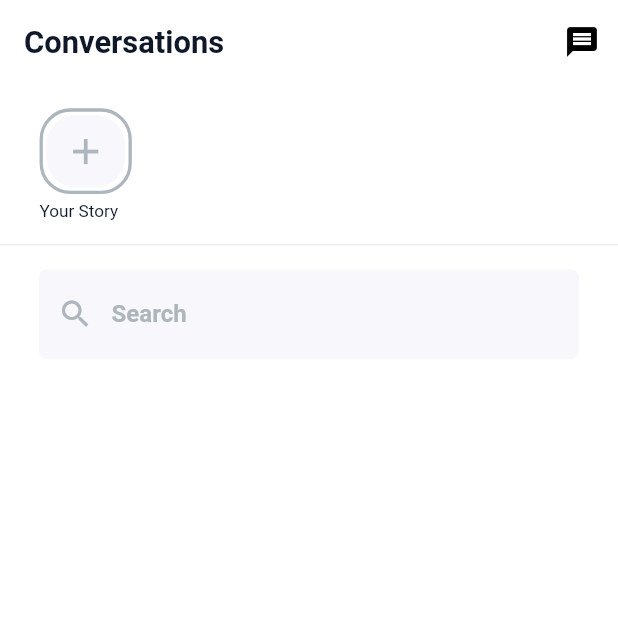
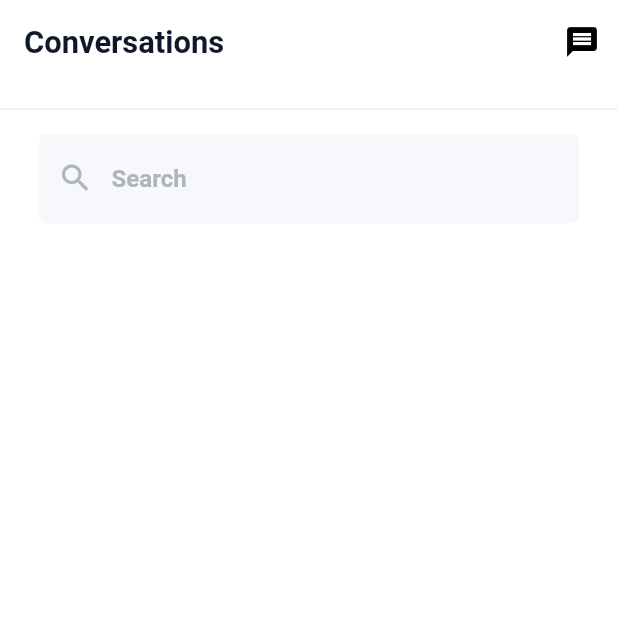
Before and after one commit to ShohjahonMurodov/default_homework_project, a Flutter app: the ContactScreen screen opened directly, on a phone screen of 412 x 824 dp, the top half of it. Run offline on Flutter 3.47's test engine with Material 3 defaults, Android fonts, the phone set to English and light mode, and no system bars; our stand-ins replace cloud_firestore, firebase_auth, firebase_core, firebase_storage, flutter_bloc, flutter_screenutil and 2 more; accounts and stored records are empty.

Commit message:
Buldi, SOLID prinsiplariga etibor bersam boldi :)

```diff
--- a/lib/main.dart
+++ b/lib/main.dart
@@ -7,13 +7,15 @@ import 'package:homework/bloc/auth/auth_bloc.dart';
 import 'package:homework/screens/auth/login/login_screen.dart';
 import 'package:homework/view/image_view_model.dart';
 import 'package:provider/provider.dart';
-import 'services/firebase_options.dart';
+import 'firebase_options.dart';
 
 Future<void> main() async {
   WidgetsFlutterBinding.ensureInitialized();
+
   await Firebase.initializeApp(
     options: DefaultFirebaseOptions.currentPlatform,
   );
+
   runApp(const MyApp());
 }
 
--- a/lib/screens/contacts/contact_screen.dart
+++ b/lib/screens/contacts/contact_screen.dart
@@ -3,7 +3,6 @@ import 'package:firebase_auth/firebase_auth.dart';
 import 'package:flutter/material.dart';
 import 'package:flutter_screenutil/flutter_screenutil.dart';
 import 'package:homework/screens/contacts/widgets/contact_items.dart';
-import 'package:homework/screens/contacts/widgets/history_items.dart';
 import 'package:homework/screens/messages/message_screen.dart';
 import 'package:homework/utils/app_colors.dart';
 import 'package:homework/utils/size_utils.dart';
@@ -60,70 +59,6 @@ class _ContactScreenState extends State<ContactScreen> {
             return Column(
               crossAxisAlignment: CrossAxisAlignment.start,
               children: [
-                16.getH(),
-                SingleChildScrollView(
-                  scrollDirection: Axis.horizontal,
-                  child: Row(
-                    children: [
-                      24.getW(),
-                      Container(
-                        margin: EdgeInsets.only(right: 16.w),
-                        width: 56.w,
-                        child: Column(
-                          crossAxisAlignment: CrossAxisAlignment.start,
-                          children: [
-                            Container(
-                              padding: EdgeInsets.symmetric(
-                                  horizontal: 2.w, vertical: 2.h),
-                              decoration: BoxDecoration(
-                                borderRadius: BorderRadius.circular(18.r),
-                                border: Border.all(
-                                  width: 2.w,
-                                  color: const Color(0xFFADB5BD),
-                                ),
-                              ),
-                              child: ClipRRect(
-                                borderRadius: BorderRadius.circular(18.r),
-                                child: Container(
-                                  width: 48.w,
-                                  height: 48.h,
-                                  color: const Color(0xFFF7F7FC),
-                                  child: Icon(
-                                    Icons.add,
-                                    size: 25.sp,
-                                    color: const Color(0xFFADB5BD),
-                                  ),
-                                ),
-                              ),
-                            ),
-                            4.getH(),
-                            Text(
-                              textAlign: TextAlign.center,
-                              "Your Story",
-                              maxLines: 1,
-                              overflow: TextOverflow.ellipsis,
-                              style: TextStyle(
-                                color: const Color(0xFF0F1828),
-                                fontSize: 10.sp,
-                                fontWeight: FontWeight.w400,
-                              ),
-                            )
-                          ],
-                        ),
-                      ),
-                      ...List.generate(
-                        snapshot.data!.docs.length,
-                        (index) {
-                          var data = snapshot.data!.docs[index];
-                          return HistoryItems(
-                            title: data['name'],
-                            image: data['image_url'],
-                          );
-                        },
-                      ),
-                    ],
-                  ),
-                ),
                 16.getH(),
                 Container(
                   width: double.infinity,
--- a/lib/utils/app_images.dart
+++ b/lib/utils/app_images.dart
@@ -1,3 +1,4 @@
 class AppImages{
   static const String image = "assets/images/img.png";
+  static const String telegramBackground = "assets/images/telegram_background.png";
 }
```
Also changed, not shown: lib/screens/messages/message_screen.dart (+11 -12 lines), assets/images/telegram_background.png (added), firebase.json (added), lib/firebase_options.dart (added), 1 other file.
